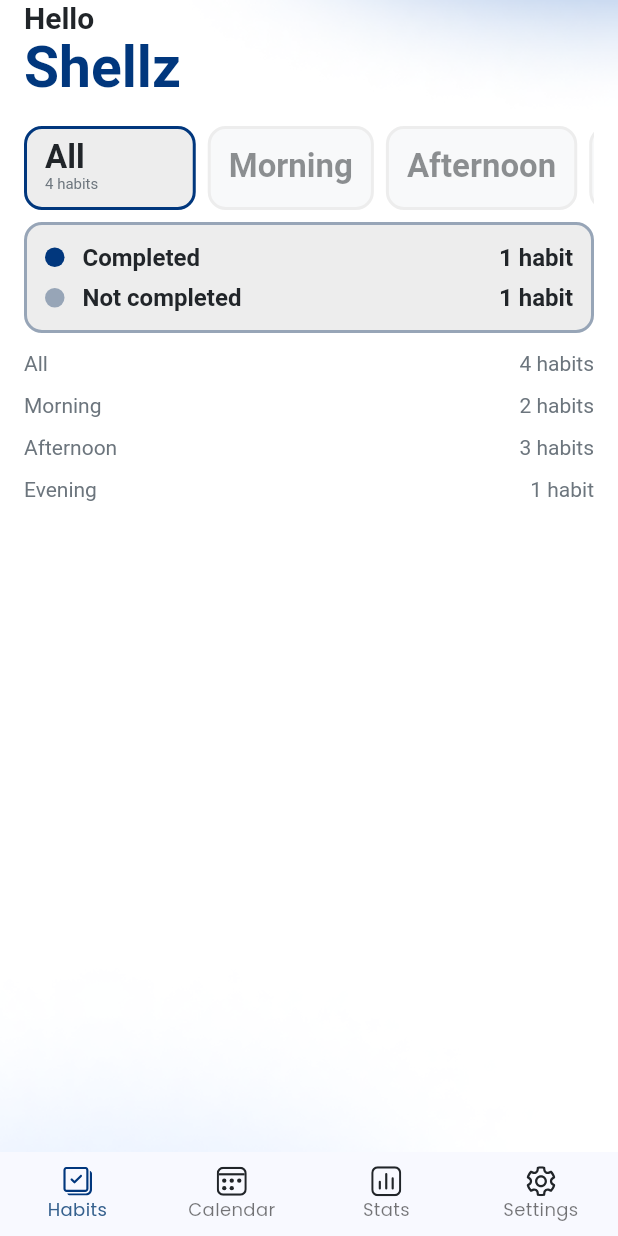
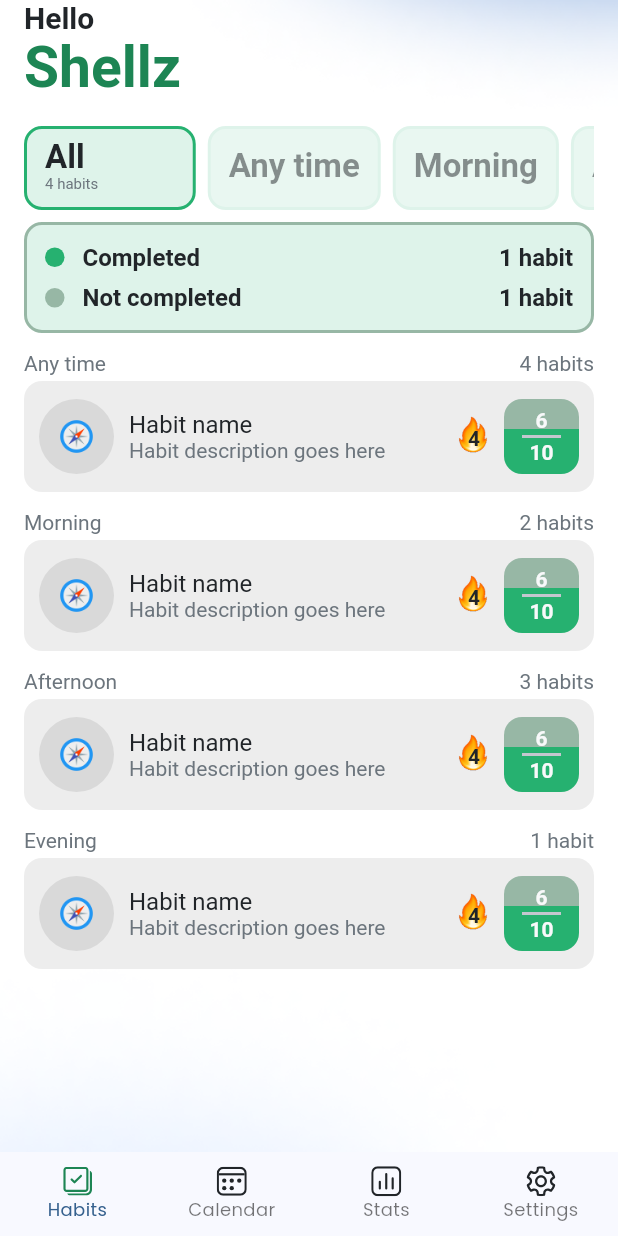
Before and after one commit to ashellz/habitt_v2, a Flutter app: the screen it shows after launch, on a phone screen of 412 x 824 dp. Run offline on Flutter 3.47's test engine with Material 3 defaults, Android fonts, the phone set to English and light mode, and no system bars; our stand-ins replace flutter_svg; generated files the repository leaves out were written again.

Commit message:
Categories fix, icons, habit design implementation

```diff
--- a/lib/pages/main pages/habits_page.dart
+++ b/lib/pages/main pages/habits_page.dart
@@ -1,4 +1,5 @@
 import 'package:flutter/material.dart';
+import 'package:flutter_svg/flutter_svg.dart';
 import 'package:habitt/models/category.dart';
 import 'package:habitt/providers/category_provider.dart';
 import 'package:habitt/providers/color_provider.dart';
@@ -67,7 +68,165 @@ class HabitCategory extends StatelessWidget {
 
   @override
   Widget build(BuildContext context) {
-    return Column(children: [HabitCategoryTitle(category: category)]);
+    return Column(
+      children: [
+        // Category title
+        HabitCategoryTitle(category: category),
+
+        // Category habits
+        HabitWidget(),
+      ],
+    );
+  }
+}
+
+class HabitWidget extends StatelessWidget {
+  const HabitWidget({super.key});
+
+  @override
+  Widget build(BuildContext context) {
+    final colorProvider = context.watch<ColorProvider>();
+
+    // Main container
+    return Container(
+      margin: EdgeInsets.only(top: 4),
+      padding: EdgeInsets.symmetric(horizontal: 10, vertical: 12),
+      height: 74,
+      width: double.infinity,
+      decoration: BoxDecoration(
+        borderRadius: BorderRadius.circular(12),
+        color: colorProvider.habitColor,
+      ),
+      // Inside of the container
+      child: Row(
+        mainAxisAlignment: MainAxisAlignment.spaceBetween,
+        children: [
+          // Left side
+          Row(
+            children: [
+              // Icon circle container
+              Container(
+                width: 50,
+                height: 50,
+                padding: EdgeInsets.all(12),
+                decoration: BoxDecoration(
+                  shape: BoxShape.circle,
+                  color: colorProvider.iconBackgroundColor,
+                ),
+                // Icon
+                child: Image.asset("assets/images/icons/compass.png"),
+              ),
+              // Text
+              Padding(
+                padding: const EdgeInsets.only(left: 10),
+                child: SizedBox(
+                  width:
+                      MediaQuery.of(context).size.width -
+                      32 - // 32 padding
+                      100 - // 100 on the right
+                      70, // 70 on the left
+                  child: Column(
+                    mainAxisAlignment: MainAxisAlignment.center,
+                    crossAxisAlignment: CrossAxisAlignment.start,
+                    children: [
+                      Text(
+                        "Habit name",
+                        overflow: TextOverflow.ellipsis,
+                        softWrap: false,
+                        style: TextStyle(
+                          fontSize: 16,
+                          color: colorProvider.textColor,
+                        ),
+                      ),
+                      Text(
+                        "Habit description goes here",
+                        overflow: TextOverflow.ellipsis,
+                        softWrap: false,
+                        style: TextStyle(
+                          fontSize: 14,
+                          color: colorProvider.mutedTextColor,
+                        ),
+                      ),
+                    ],
+                  ),
+                ),
+              ),
+            ],
+          ),
+          // Completion and streak
+          Row(
+            children: [
+              Padding(
+                padding: EdgeInsets.only(right: 5),
+                child: SizedBox(
+                  width: 30,
+                  height: 30,
+                  child: Stack(
+                    children: [
+                      Image.asset("assets/images/icons/streak.png"),
+                      Center(
+                        child: Transform.translate(
+                          offset: Offset(0, 1.5),
+                          child: FittedBox(
+                            child: Text(
+                              "4",
+                              style: TextStyle(
+                                fontWeight: FontWeight.bold,
+                                color: colorProvider.textColor,
+                              ),
+                            ),
+                          ),
+                        ),
+                      ),
+                    ],
+                  ),
+                ),
+              ),
+              // Completion
+              Container(
+                width: 50,
+                height: 50,
+                decoration: BoxDecoration(
+                  borderRadius: BorderRadius.circular(12),
+                  gradient: LinearGradient(
+                    begin: Alignment.bottomCenter,
+                    end: Alignment.topCenter,
+                    stops: [0.6, 0.6],
+                    colors: [
+                      colorProvider.colorScheme.vividColor,
+                      colorProvider.colorScheme.strokeColor,
+                    ],
+                  ),
+                ),
+                child: Column(
+                  mainAxisAlignment: MainAxisAlignment.center,
+                  children: [
+                    Text(
+                      "6",
+                      style: TextStyle(
+                        fontWeight: FontWeight.bold,
+                        color: colorProvider.backgroundColor,
+                      ),
+                    ),
+                    Padding(
+                      padding: const EdgeInsets.symmetric(horizontal: 12),
+                      child: Divider(height: 5, thickness: 2),
+                    ),
+                    Text(
+                      "10",
+                      style: TextStyle(
+                        fontWeight: FontWeight.bold,
+                        color: colorProvider.backgroundColor,
+                      ),
+                    ),
+                  ],
+                ),
+              ),
+            ],
+          ),
+        ],
+      ),
+    );
   }
 }
 
--- a/lib/providers/category_provider.dart
+++ b/lib/providers/category_provider.dart
@@ -5,10 +5,10 @@ class CategoryProvider extends ChangeNotifier {
   int _selectedCategoryId = 0;
 
   List<Category> categories = [
-    Category(id: 0, name: "All", habits: 4),
-    Category(id: 1, name: "Morning", habits: 2),
-    Category(id: 2, name: "Afternoon", habits: 3),
-    Category(id: 3, name: "Evening", habits: 1),
+    Category(id: 1, name: "Any time", habits: 4),
+    Category(id: 2, name: "Morning", habits: 2),
+    Category(id: 3, name: "Afternoon", habits: 3),
+    Category(id: 4, name: "Evening", habits: 1),
   ];
 
   int get selectedCategoryId => _selectedCategoryId;
--- a/lib/providers/color_provider.dart
+++ b/lib/providers/color_provider.dart
@@ -4,8 +4,23 @@ import 'package:habitt/models/custom_color_scheme.dart';
 class ColorProvider extends ChangeNotifier {
   Color textColor = Color(0xFF212529);
   Color mutedTextColor = Color(0xFF6C757D);
+  Color habitColor = Color(0xFFEDEDED);
+  Color iconBackgroundColor = Color(0xFFD9D9D9);
+  Color backgroundColor = Color(0xFFF8F9FA);
+
+  ColorProvider() {
+    colorScheme = _green;
+  }
 
   CustomColorScheme colorScheme = CustomColorScheme(
+    disabledColor: Color(0xFFE9F7F1),
+    standardColor: Color(0xFFDEF3EA),
+    strokeColor: Color(0xFF97B7A5),
+    vividColor: Color(0xFF26B170),
+    darkerStandardColor: Color(0xFF1D8554),
+  );
+
+  final CustomColorScheme _blue = CustomColorScheme(
     disabledColor: Color(0xFFF8F9FA),
     standardColor: Color(0xFFEDEDED),
     strokeColor: Color(0xFF97A5B7),
@@ -13,11 +28,11 @@ class ColorProvider extends ChangeNotifier {
     darkerStandardColor: Color(0xFF01377D),
   );
 
-  final CustomColorScheme _blue = CustomColorScheme(
-    disabledColor: Color(0xFFE6F0FF),
-    standardColor: Color(0xFFCBE0FF),
-    strokeColor: Color(0xFF569BFF),
-    vividColor: Color(0xFF569BFF),
-    darkerStandardColor: Color(0xFF457CCC),
+  final CustomColorScheme _green = CustomColorScheme(
+    disabledColor: Color(0xFFE9F7F1),
+    standardColor: Color(0xFFDEF3EA),
+    strokeColor: Color(0xFF97B7A5),
+    vividColor: Color(0xFF26B170),
+    darkerStandardColor: Color(0xFF1D8554),
   );
 }
--- a/lib/widgets/habits_page/categories/categories_list.dart
+++ b/lib/widgets/habits_page/categories/categories_list.dart
@@ -1,4 +1,5 @@
 import 'package:flutter/material.dart';
+import 'package:habitt/models/category.dart';
 import 'package:habitt/providers/category_provider.dart';
 import 'package:habitt/widgets/habits_page/categories/select_category_widget.dart';
 import 'package:provider/provider.dart';
@@ -24,10 +25,10 @@ class _CategoriesListState extends State<CategoriesList> {
   void _scrollToSelectedCategory() {
     final categoryProvider = context.read<CategoryProvider>();
     final selectedId = categoryProvider.selectedCategoryId;
-    final categories = categoryProvider.categories;
+    List<Category> categories = categoryProvider.categories;
 
     if (_scrollController.hasClients && categories.isNotEmpty) {
-      int selectedIndex = categories.indexWhere((c) => c.id == selectedId);
+      int selectedIndex = categories.indexWhere((c) => c.id == selectedId) + 1;
       if (selectedIndex != -1) {
         // Estimate position by multiplying index by item width (assumed 120px)
         double itemWidth = 120.0; // Adjust based on actual category width
@@ -64,6 +65,17 @@ class _CategoriesListState extends State<CategoriesList> {
           physics: const BouncingScrollPhysics(),
           scrollDirection: Axis.horizontal,
           children: [
+            SelectCategoryWidget(
+              category: Category(
+                id: 0,
+                name: "All",
+                habits: categoryProvider.categories.length,
+              ),
+              onTap: () {
+                categoryProvider.selectCategory(0);
+                _scrollToSelectedCategory();
+              },
+            ),
             for (final category in categoryProvider.categories)
               SelectCategoryWidget(
                 category: category,
--- a/pubspec.yaml
+++ b/pubspec.yaml
@@ -63,6 +63,7 @@ flutter:
   # To add assets to your application, add an assets section, like this:
   assets:
     - assets/images/svg/
+    - assets/images/icons/
     - assets/images/
 
   # An image asset can refer to one or more resolution-specific "variants", see
```
Also changed, not shown: assets/images/icons/compass.png (added), assets/images/icons/streak.png (added), assets/images/svg/streak.svg (added).
